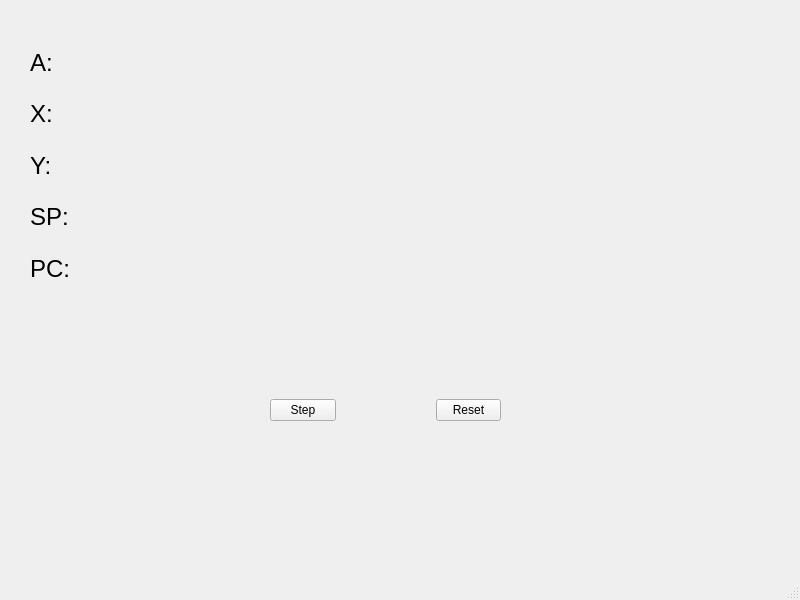
This is debugger/mainwindow.ui in felixkorch/Kandidatarbete-LLVMES as Qt 5 draws it before an edit. The edited form follows.
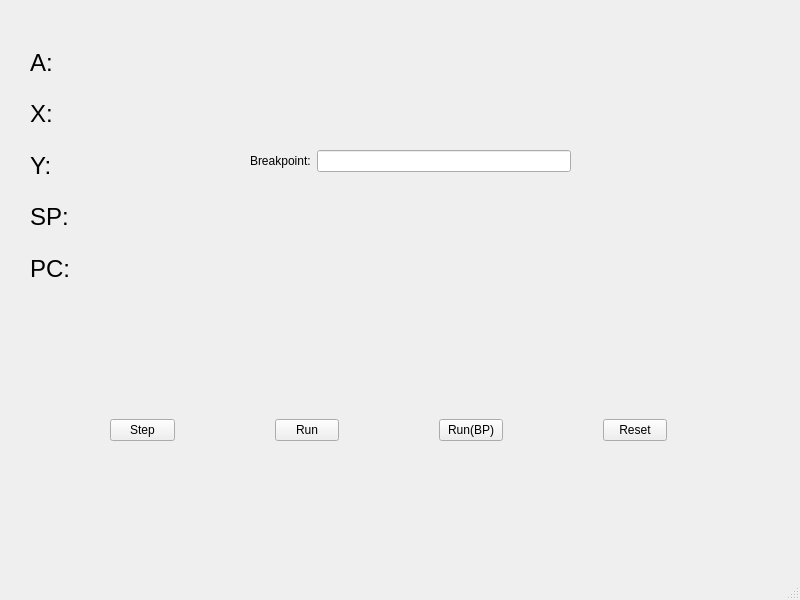
This is the edited form.

What changed in the file:
```diff
--- a/debugger/mainwindow.ui
+++ b/debugger/mainwindow.ui
@@ -17,9 +17,9 @@
             <widget class="QWidget" name="horizontalLayoutWidget">
                 <property name="geometry">
                     <rect>
-                        <x>170</x>
-                        <y>370</y>
-                        <width>431</width>
+      <x>10</x>
+      <y>390</y>
+      <width>757</width>
                         <height>80</height>
                     </rect>
                 </property>
@@ -40,6 +40,26 @@
                             </property>
                         </widget>
                     </item>
+     <item>
+      <widget class="QPushButton" name="Button_Run">
+       <property name="enabled">
+        <bool>true</bool>
+       </property>
+       <property name="text">
+        <string>Run</string>
+       </property>
+      </widget>
+     </item>
+     <item>
+      <widget class="QPushButton" name="Button_Run_BP">
+       <property name="enabled">
+        <bool>true</bool>
+       </property>
+       <property name="text">
+        <string>Run(BP)</string>
+       </property>
+      </widget>
+     </item>
                     <item>
                         <widget class="QPushButton" name="Button_Reset">
                             <property name="text">
@@ -121,6 +141,28 @@
                     </item>
                 </layout>
             </widget>
+   <widget class="QWidget" name="formLayoutWidget">
+    <property name="geometry">
+     <rect>
+      <x>250</x>
+      <y>150</y>
+      <width>321</width>
+      <height>51</height>
+     </rect>
+    </property>
+    <layout class="QFormLayout" name="formLayout">
+     <item row="0" column="0">
+      <widget class="QLabel" name="label">
+       <property name="text">
+        <string>Breakpoint:</string>
+       </property>
+      </widget>
+     </item>
+     <item row="0" column="1">
+      <widget class="QLineEdit" name="Edit_Breakpoint"/>
+     </item>
+    </layout>
+   </widget>
         </widget>
         <widget class="QMenuBar" name="menubar">
             <property name="geometry">
```
Lines whose indentation alone changed are shown as unchanged.
